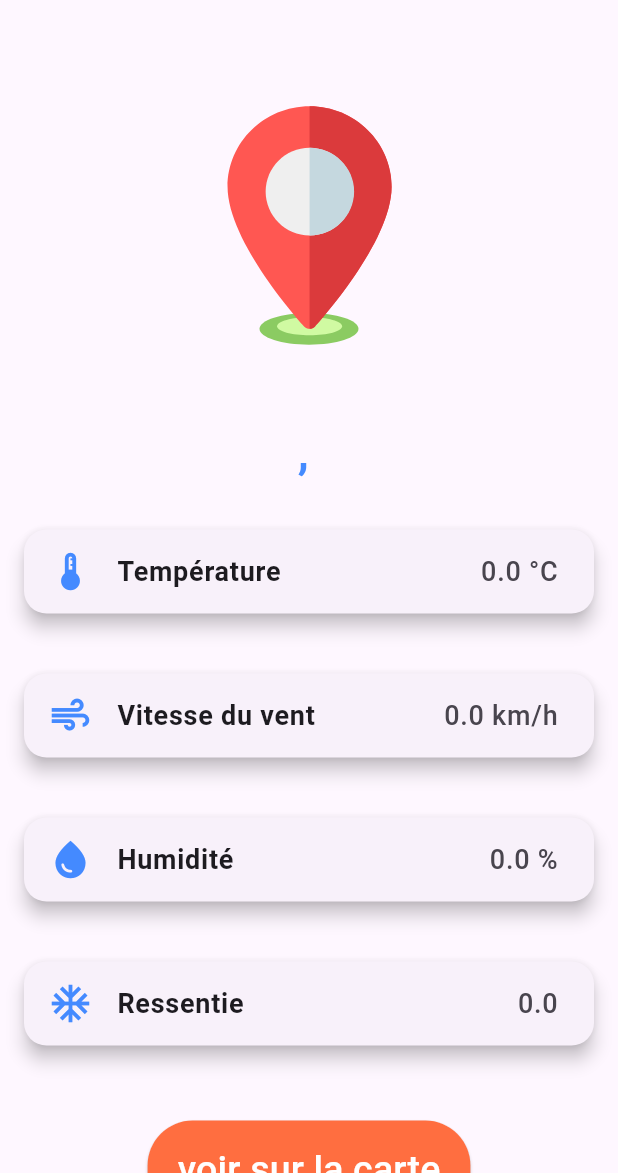
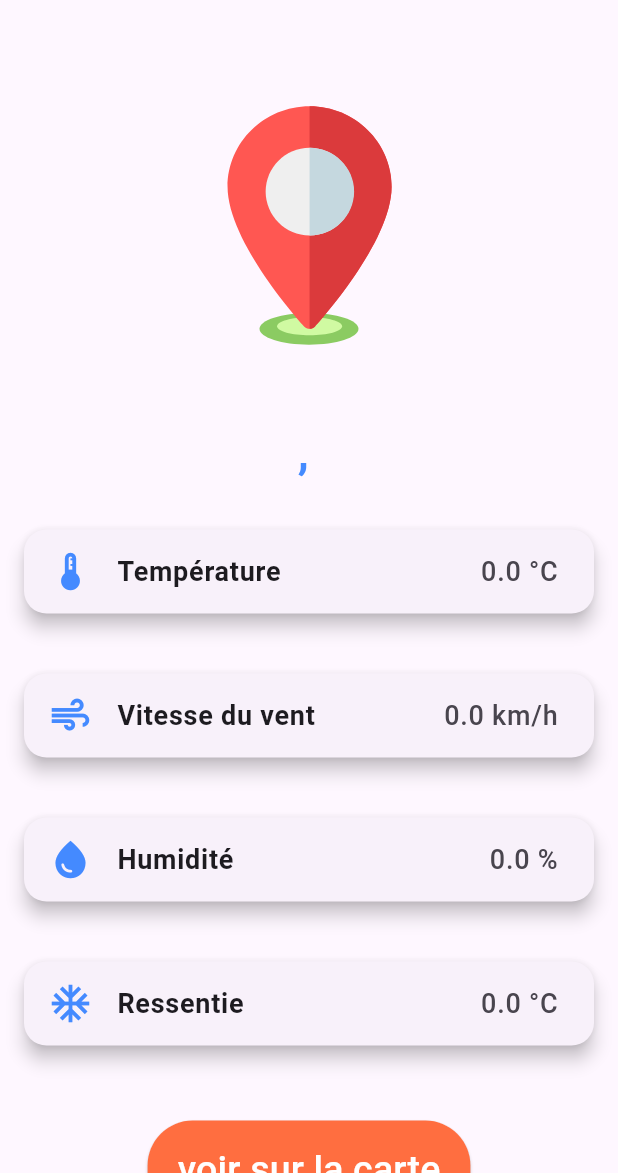
Before and after one commit to RBen19/flutterAppMeteo, a Flutter app: the DetailsScreen screen opened directly with empty values, on a phone screen of 412 x 824 dp, the part 63-1236 px from its top. Run offline on Flutter 3.47's test engine with Material 3 defaults, Android fonts, the phone set to English and light mode, and no system bars; our stand-ins replace animated_text_kit, dio, flutter_map, flutter_spinkit, get, latlong2 and 2 more; generated files the repository leaves out were written again.

```diff
--- a/lib/Screen/details_screen.dart
+++ b/lib/Screen/details_screen.dart
@@ -52,7 +52,7 @@ class DetailsScreen extends StatelessWidget {
                     "${weather.current.humidity} %"),
                 SizedBox(height: 20),
                 buildInfoCard(Icons.ac_unit, "Ressentie",
-                    "${weather.current.feelslike_c}"),
+                    "${weather.current.feelslike_c} °C"),
                 SizedBox(height: 40),
                 Center(
                   child: ElevatedButton.icon(
```
